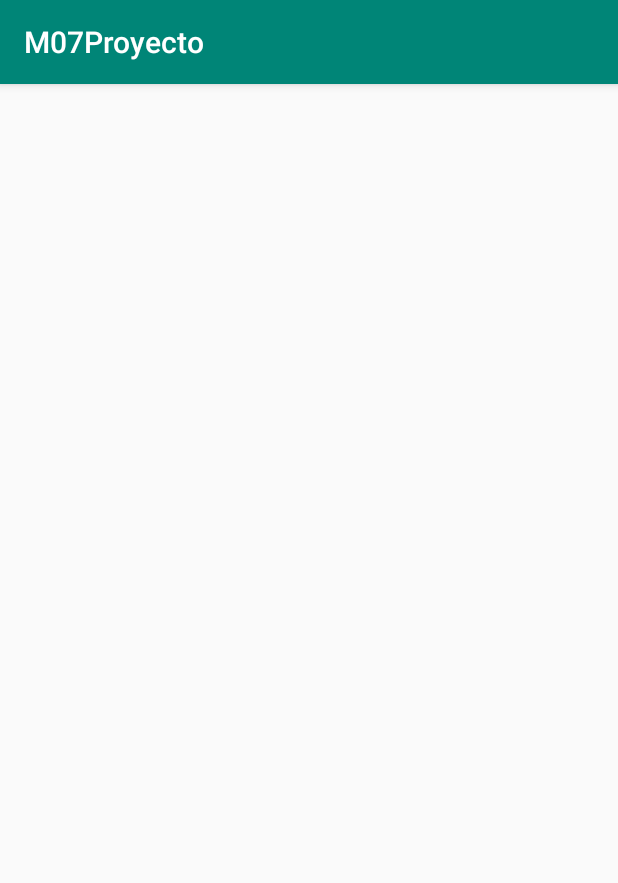
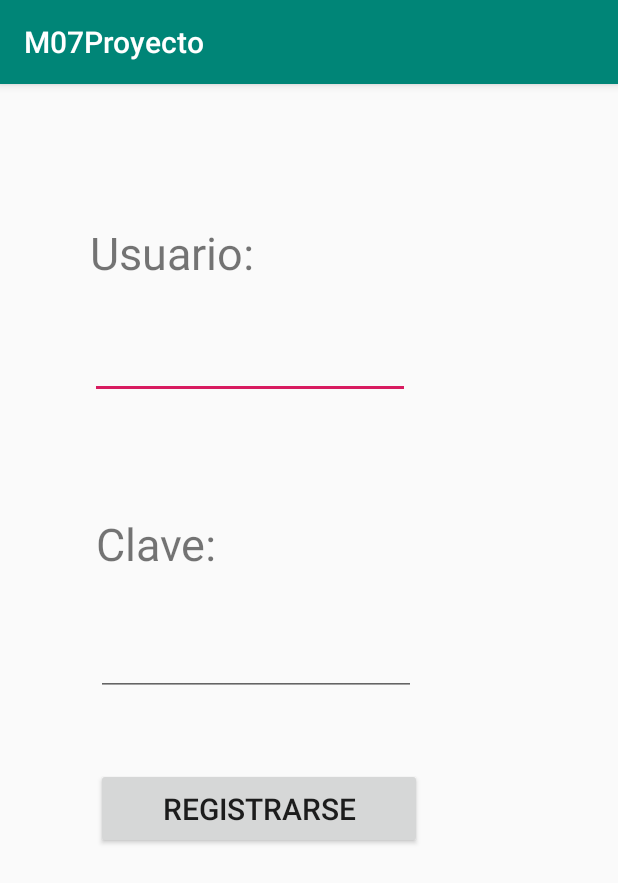
Before and after one commit to diegoGr96/M07Proyecto, an Android app: the RegistrarUsuarioActivity screen opened directly, with no data from a screen before it, on a phone screen of 412 x 824 dp. Shown: the top 883 px of the screen. Run offline under Robolectric (Android 15) with nearby library versions, the phone set to English and light mode, and no system bars.

Commit message:
Creacion Activities

```diff
--- a/app/src/main/res/layout/activity_registrar_usuario.xml
+++ b/app/src/main/res/layout/activity_registrar_usuario.xml
@@ -6,4 +6,58 @@
     android:layout_height="match_parent"
     tools:context=".RegistrarUsuarioActivity">
 
+    <Button
+        android:id="@+id/botonRegistrarse"
+        android:layout_width="217dp"
+        android:layout_height="54dp"
+        android:layout_marginStart="64dp"
+        android:layout_marginTop="48dp"
+        android:text="@string/textoBotonRegistrarse"
+        android:textSize="20sp"
+        app:layout_constraintStart_toStartOf="parent"
+        app:layout_constraintTop_toBottomOf="@+id/textoClaveUsuario" />
+
+    <EditText
+        android:id="@+id/textonombreUsuario"
+        android:layout_width="wrap_content"
+        android:layout_height="wrap_content"
+        android:layout_marginStart="60dp"
+        android:layout_marginTop="32dp"
+        android:ems="10"
+        android:inputType="textPersonName"
+        app:layout_constraintStart_toStartOf="parent"
+        app:layout_constraintTop_toBottomOf="@+id/textView5" />
+
+    <TextView
+        android:id="@+id/textView5"
+        android:layout_width="wrap_content"
+        android:layout_height="wrap_content"
+        android:layout_marginStart="60dp"
+        android:layout_marginTop="92dp"
+        android:text="@string/textoLabelUsuario"
+        android:textSize="30sp"
+        app:layout_constraintStart_toStartOf="parent"
+        app:layout_constraintTop_toTopOf="parent" />
+
+    <TextView
+        android:id="@+id/textView6"
+        android:layout_width="wrap_content"
+        android:layout_height="wrap_content"
+        android:layout_marginStart="64dp"
+        android:layout_marginTop="76dp"
+        android:text="@string/textoLabelClave"
+        android:textSize="30sp"
+        app:layout_constraintStart_toStartOf="parent"
+        app:layout_constraintTop_toBottomOf="@+id/textonombreUsuario" />
+
+    <EditText
+        android:id="@+id/textoClaveUsuario"
+        android:layout_width="wrap_content"
+        android:layout_height="wrap_content"
+        android:layout_marginStart="64dp"
+        android:layout_marginTop="36dp"
+        android:ems="10"
+        android:inputType="textPersonName"
+        app:layout_constraintStart_toStartOf="parent"
+        app:layout_constraintTop_toBottomOf="@+id/textView6" />
 </androidx.constraintlayout.widget.ConstraintLayout>
--- a/app/src/main/res/values/strings.xml
+++ b/app/src/main/res/values/strings.xml
@@ -5,4 +5,6 @@
     <string name="textoLabelClave">Clave:</string>
     <string name="textoLabelNoTienesCuenta">¿No tienes cuenta?.</string>
     <string name="textoCrearCuenta"> Crea una.</string>
+    <string name="textoBienvenido">¡Bienvenido!</string>
+    <string name="textoBotonRegistrarse">Registrarse</string>
 </resources>
```
Also changed, not shown: app/src/main/java/com/diego/m07proyecto/MainActivity.java (+43 -0 lines), app/src/main/res/layout/activity_pagina_principal.xml (+18 -0 lines), app/src/main/res/drawable/house.png (added).
